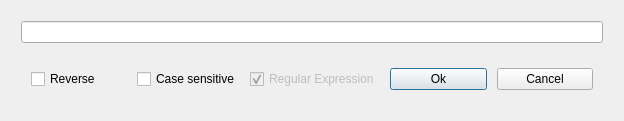
Before: the Qt Designer form src/grepwindow.ui in ratelware/logan, drawn with Qt 5.
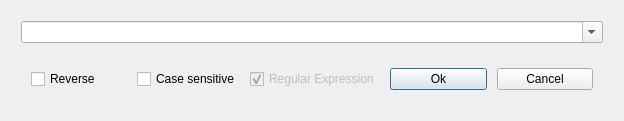
After: the same form once the commit is applied.

Commit message: Basic history for grep and search (shared between tabs)

```diff
--- a/src/grepwindow.ui
+++ b/src/grepwindow.ui
@@ -62,7 +62,17 @@
       <number>10</number>
      </property>
      <item>
-      <widget class="QLineEdit" name="searchQuery"/>
+      <widget class="QComboBox" name="searchQuery">
+       <property name="editable">
+        <bool>true</bool>
+       </property>
+       <property name="maxVisibleItems">
+        <number>15</number>
+       </property>
+       <property name="insertPolicy">
+        <enum>QComboBox::InsertAtTop</enum>
+       </property>
+      </widget>
      </item>
      <item>
       <spacer name="verticalSpacer">
```
Left out of the diff: 1 changed line with no effect on the pictures. The commit also changes 3 other files.
